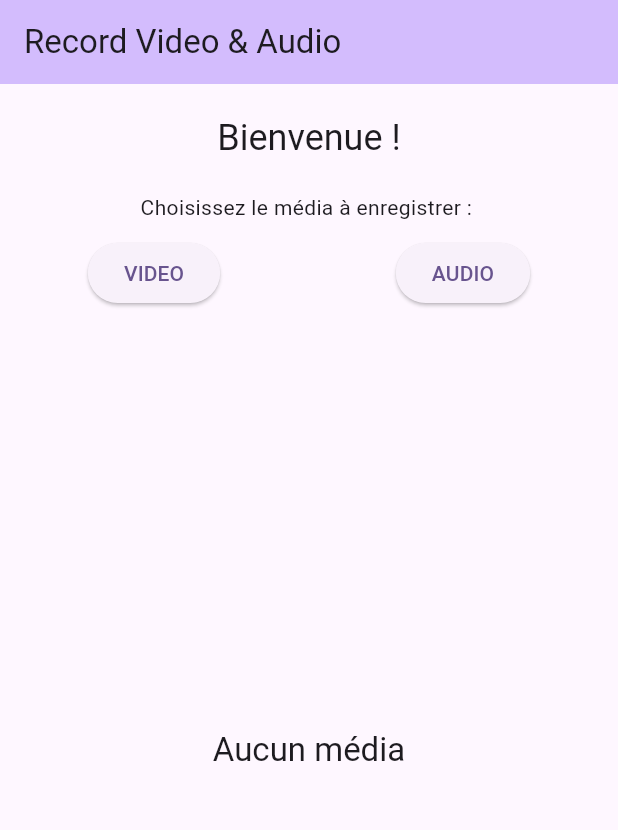
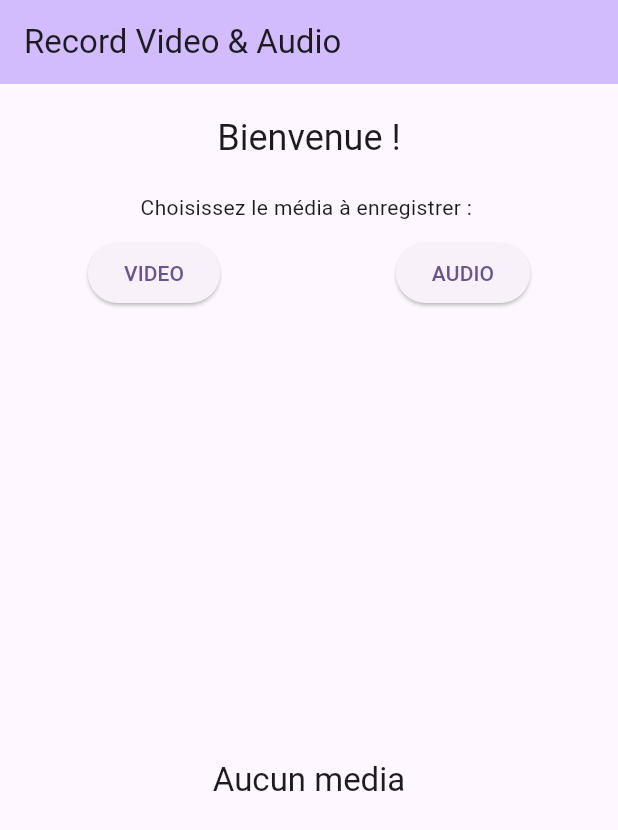
Before and after one commit to ramoRJ96/media_record, a Flutter app: the screen it shows after launch, on a phone screen of 412 x 824 dp. Shown: the top 830 px of the screen. Run offline on Flutter 3.47's test engine with Material 3 defaults, Android fonts, the phone set to English and light mode, and no system bars; our stand-ins replace chewie, gallery_saver, get, image_picker, shared_preferences, video_player; missing offline and left inert: chewie_audio, record.

Commit message:
Finir de faire le refactoring

```diff
--- a/lib/core/constants/colors.dart
+++ b/lib/core/constants/colors.dart
@@ -2,4 +2,12 @@ import 'package:flutter/material.dart';
 
 class MediaColors {
   static Color blackGrey = const Color(0xFF434343);
+  static const gridViewColors = [
+    Color(0xFFCBEEE4),
+    Color(0xFFFFE9D9),
+    Color(0xFFF4F0E7),
+    Color(0xFFEAF5E0),
+    Color(0xFFFFD4D3),
+    Color(0xFFFFE6BF),
+  ];
 }
--- /dev/null
+++ b/lib/core/constants/constants.dart
@@ -0,0 +1,3 @@
+class Constants {
+  static const recordDuration = 10;
+}
--- a/lib/core/constants/strings_res.dart
+++ b/lib/core/constants/strings_res.dart
@@ -1,5 +1,3 @@
-import 'package:flutter/material.dart';
-
 abstract class StringsRes {
   static String get buttonTextVideo => 'Video';
   static String get buttonTextAudio => 'Audio';
@@ -13,13 +11,7 @@ abstract class StringsRes {
   static String get hhmm => '00:00:';
   static String get welcome => 'Bienvenue !';
   static String get chooseMediaRecord => 'Choisissez le média à enregistrer : ';
-
-  static const colors = [
-    Color(0xFFCBEEE4),
-    Color(0xFFFFE9D9),
-    Color(0xFFF4F0E7),
-    Color(0xFFEAF5E0),
-    Color(0xFFFFD4D3),
-    Color(0xFFFFE6BF),
-  ];
+  static String get noMedia => 'Aucun media';
+  static String get homeAppBarTitle => 'Record Video & Audio';
+  static String get materialAppTitle => 'Media Record';
 }
--- a/lib/features/audio/pages/audio_player_screen.dart
+++ b/lib/features/audio/pages/audio_player_screen.dart
@@ -32,7 +32,8 @@ class _AudioPlayerScreenState extends State<AudioPlayerScreen> {
   Widget build(BuildContext context) {
     return Scaffold(
       appBar: const AppBarScreen(),
-      body: Obx(() {
+      body: SafeArea(
+        child: Obx(() {
           var audioPlayerController =
               _audioPlayerAppController.chewieController.value;
 
@@ -59,6 +60,7 @@ class _AudioPlayerScreenState extends State<AudioPlayerScreen> {
             ],
           );
         }),
+      ),
     );
   }
 }
--- a/lib/features/home/controllers/media_list_controller.dart
+++ b/lib/features/home/controllers/media_list_controller.dart
@@ -1,5 +1,7 @@
 import 'package:get/get.dart';
-import 'package:media_record/core/constants/strings_res.dart';
+import 'package:media_record/core/constants/colors.dart';
+import 'package:media_record/features/audio/pages/audio_player_screen.dart';
+import 'package:media_record/features/video/pages/video_player_screen.dart';
 import 'package:shared_preferences/shared_preferences.dart';
 
 class MediaListController extends GetxController {
@@ -20,8 +22,16 @@ class MediaListController extends GetxController {
 
   void getIndexColors() {
     indexColor++;
-    if (indexColor >= StringsRes.colors.length) {
+    if (indexColor >= MediaColors.gridViewColors.length) {
       indexColor = 0;
     }
   }
+
+  void goToMediaPlayer(String media, bool isMediaVideo) {
+    if (isMediaVideo) {
+      Get.to(() => VideoPlayerScreen(media: media));
+    } else {
+      Get.to(() => AudioPlayerScreen(media: media));
+    }
+  }
 }
--- a/lib/features/home/pages/home_page.dart
+++ b/lib/features/home/pages/home_page.dart
@@ -15,7 +15,6 @@ class HomePage extends StatelessWidget {
 
   final _headerGap = 20.0;
   final _buttonsGap = 10.0;
-  final _marginBottom = 40.0;
 
   Widget _recordButton() {
     return Container(
@@ -56,9 +55,6 @@ class HomePage extends StatelessWidget {
         ),
         _recordButton(),
         const MediaList(),
-        SizedBox(
-          height: _marginBottom,
-        )
       ],
     );
   }
@@ -72,7 +68,7 @@ class HomePage extends StatelessWidget {
           style: Theme.of(context).textTheme.titleLarge,
         ),
       ),
-      body: _body(context),
+      body: SafeArea(child: _body(context)),
     );
   }
 }
--- a/lib/features/home/widgets/media_list.dart
+++ b/lib/features/home/widgets/media_list.dart
@@ -1,12 +1,13 @@
 import 'package:flutter/material.dart';
 import 'package:get/get.dart';
+import 'package:media_record/core/constants/colors.dart';
 import 'package:media_record/core/constants/strings_res.dart';
-import 'package:media_record/features/audio/pages/audio_player_screen.dart';
 import 'package:media_record/features/home/controllers/media_list_controller.dart';
-import 'package:media_record/features/video/pages/video_player_screen.dart';
 
 class MediaList extends StatelessWidget {
   const MediaList({super.key});
+
+  final gridCrossCount = 2;
 
   @override
   Widget build(BuildContext context) {
@@ -18,38 +19,35 @@ class MediaList extends StatelessWidget {
         if (mediaList.isEmpty) {
           return Center(
             child: Text(
-              "Aucun média",
+              StringsRes.noMedia,
               style: Theme.of(context).textTheme.titleLarge,
             ),
           );
         }
 
         return GridView.builder(
-            gridDelegate: const SliverGridDelegateWithFixedCrossAxisCount(
-              crossAxisCount: 2,
+            gridDelegate: SliverGridDelegateWithFixedCrossAxisCount(
+              crossAxisCount: gridCrossCount,
             ),
             shrinkWrap: true,
             itemCount: mediaList.length,
             itemBuilder: (BuildContext context, int index) {
               mediaListController.getIndexColors();
+              bool isMediaVideo = mediaList[index].contains("mp4") ||
+                  mediaList[index].contains("MOV");
+              IconData icon =
+                  isMediaVideo ? Icons.play_arrow_rounded : Icons.music_note;
               return Card(
-                color:
-                    StringsRes.colors.elementAt(mediaListController.indexColor),
+                color: MediaColors.gridViewColors
+                    .elementAt(mediaListController.indexColor),
                 child: InkWell(
                   onTap: () {
-                    if (mediaList[index].contains("mp4") ||
-                        mediaList[index].contains("MOV")) {
-                      Get.to(() => VideoPlayerScreen(media: mediaList[index]));
-                    } else {
-                      Get.to(() => AudioPlayerScreen(media: mediaList[index]));
-                    }
+                    mediaListController.goToMediaPlayer(
+                        mediaList[index], isMediaVideo);
                   },
                   child: Center(
                       child: Icon(
-                    (mediaList[index].contains("mp4") ||
-                            mediaList[index].contains("MOV"))
-                        ? Icons.play_arrow_rounded
-                        : Icons.music_note,
+                    icon,
                     size: 40,
                     color: Colors.white,
                   )),
--- a/lib/main.dart
+++ b/lib/main.dart
@@ -1,4 +1,5 @@
 import 'package:flutter/material.dart';
+import 'package:media_record/core/constants/strings_res.dart';
 import 'package:media_record/features/home/pages/home_page.dart';
 import 'package:get/get.dart';
 import 'helper/shared_pref.dart';
@@ -15,12 +16,12 @@ class MyApp extends StatelessWidget {
   @override
   Widget build(BuildContext context) {
     return GetMaterialApp(
-      title: 'Media Record',
+      title: StringsRes.materialAppTitle,
       theme: ThemeData(
         colorScheme: ColorScheme.fromSeed(seedColor: Colors.deepPurple),
         useMaterial3: true,
       ),
-      home: const HomePage(title: 'Record Video & Audio'),
+      home: HomePage(title: StringsRes.homeAppBarTitle),
     );
   }
 }
--- a/lib/utils/my_utils.dart
+++ b/lib/utils/my_utils.dart
@@ -1,5 +1,6 @@
 import 'dart:io';
 import 'package:get/get.dart';
+import 'package:media_record/core/constants/constants.dart';
 import 'package:media_record/features/home/controllers/media_list_controller.dart';
 import 'package:media_record/helper/shared_pref.dart';
 import 'package:gallery_saver/gallery_saver.dart';
@@ -11,7 +12,8 @@ class MyUtils {
   static Future<void> onVideoButtonPressed(ImageSource source) async {
     final ImagePicker picker = ImagePicker();
     final XFile? file = await picker.pickVideo(
-        source: source, maxDuration: const Duration(seconds: 10));
+        source: source,
+        maxDuration: const Duration(seconds: Constants.recordDuration));
     if (file != null) {
       GallerySaver.saveVideo(file.path);
       SharedPrefHelper.addMediaInLocalStorage(file.path);
```
Also changed, not shown: lib/features/audio/controllers/record_audio_controller.dart (+3 -5 lines), lib/features/audio/pages/record_audio_page.dart (+3 -5 lines), lib/features/video/pages/video_player_screen.dart (+8 -16 lines). Lines whose indentation alone changed are shown as unchanged.
